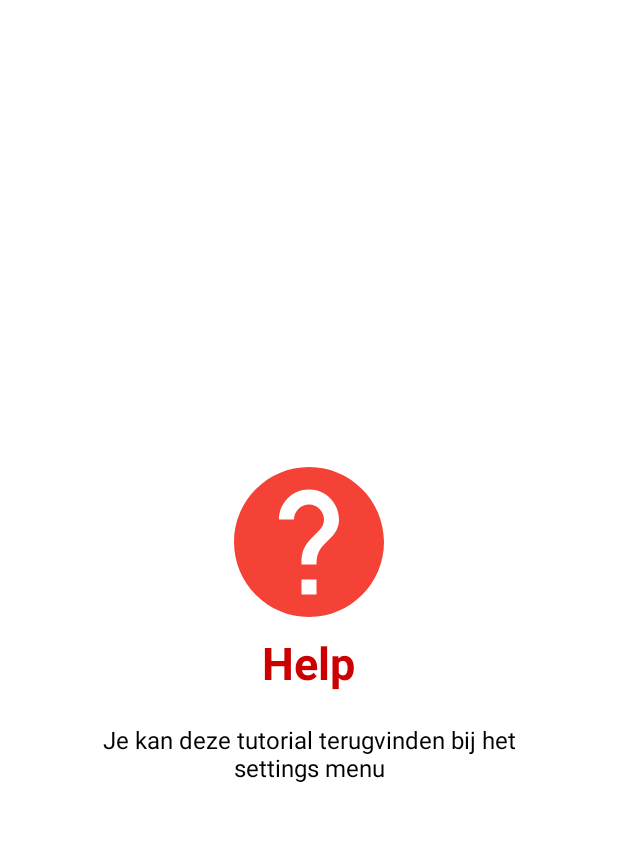
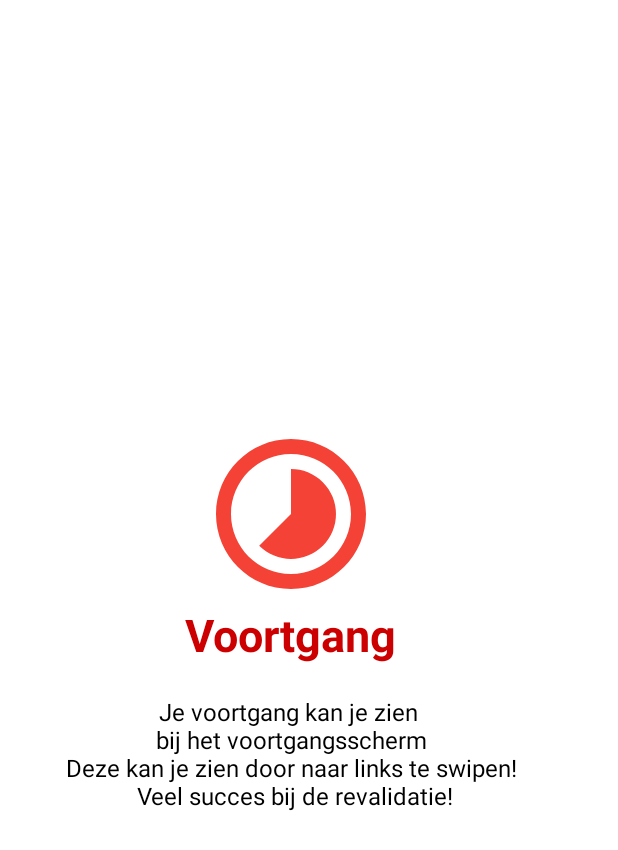
Before and after one commit to s1086439/IPMEDT4_H, an Android app: the layout welcome_slide4.xml on its own in the app's theme, with its tools: preview values and no code run, on a phone screen of 412 x 824 dp. Shown: the top 850 px of the screen. Run offline under Robolectric (Android 15) with nearby library versions, the phone set to English and light mode, and no system bars.

Commit message:
Icons en Strings aangepast en toegevoegd voor de layouts

```diff
--- /dev/null
+++ b/app/src/main/res/drawable/ic_timelapse.xml
@@ -0,0 +1,9 @@
+<vector xmlns:android="http://schemas.android.com/apk/res/android"
+        android:width="24dp"
+        android:height="24dp"
+        android:viewportWidth="24.0"
+        android:viewportHeight="24.0">
+    <path
+        android:fillColor="#F44336"
+        android:pathData="M16.24,7.76C15.07,6.59 13.54,6 12,6v6l-4.24,4.24c2.34,2.34 6.14,2.34 8.49,0 2.34,-2.34 2.34,-6.14 -0.01,-8.48zM12,2C6.48,2 2,6.48 2,12s4.48,10 10,10 10,-4.48 10,-10S17.52,2 12,2zM12,20c-4.42,0 -8,-3.58 -8,-8s3.58,-8 8,-8 8,3.58 8,8 -3.58,8 -8,8z"/>
+</vector>
--- a/app/src/main/res/layout/welcome_slide3.xml
+++ b/app/src/main/res/layout/welcome_slide3.xml
@@ -14,7 +14,7 @@
         <ImageView
             android:layout_width="@dimen/img_width_height"
             android:layout_height="@dimen/img_width_height"
-            app:srcCompat="@drawable/ic_person_red" />
+            app:srcCompat="@drawable/ic_bluetooth" />
 
         <TextView
             android:layout_width="wrap_content"
--- a/app/src/main/res/layout/welcome_slide4.xml
+++ b/app/src/main/res/layout/welcome_slide4.xml
@@ -7,14 +7,16 @@
     <LinearLayout
         android:layout_width="wrap_content"
         android:layout_height="wrap_content"
-        android:layout_centerInParent="true"
         android:gravity="center_horizontal"
-        android:orientation="vertical">
+        android:orientation="vertical"
+        android:layout_centerVertical="true"
+        android:layout_alignParentLeft="true"
+        android:layout_alignParentStart="true">
 
         <ImageView
             android:layout_width="@dimen/img_width_height"
             android:layout_height="@dimen/img_width_height"
-            app:srcCompat="@drawable/ic_help_red" />
+            app:srcCompat="@drawable/ic_timelapse" />
 
         <TextView
             android:layout_width="wrap_content"
--- a/app/src/main/res/values/strings.xml
+++ b/app/src/main/res/values/strings.xml
@@ -15,13 +15,22 @@
     <string name="slide_1_desc">Slide verder om de tutorial te beginnen</string>
 
     <string name="slide_2_title">Oefeningen</string>
-    <string name="slide_2_desc">Je kan je oefeningen goed bijhouden en zien hoe je de oefeningen moet maken.</string>
+    <string name="slide_2_desc">Om een oefening te starten ga je naar
+        \n de week toe waar je je in bevind en
+        \n klik je op de corresponderende dag
+    </string>
 
-    <string name="slide_3_title">Profiel</string>
-    <string name="slide_3_desc">Houd iedere dag bij hoe goed je revalideert en hoe je revalidatie verloopt.</string>
+    <string name="slide_3_title">Oefeningband</string>
+    <string name="slide_3_desc">Verbind de oefeningband met je applicatie
+        \n doormiddel van Bluetooth en begin met oefenen!
+    </string>
 
-    <string name="slide_4_title">Help</string>
-    <string name="slide_4_desc">Je kan deze tutorial terugvinden bij het settings menu</string>
+    <string name="slide_4_title">Voortgang</string>
+    <string name="slide_4_desc">Je voortgang kan je zien
+        \n bij het voortgangsscherm
+        \n Deze kan je zien door naar links te swipen!
+        \n Veel succes bij de revalidatie!
+    </string>
 
     <string name="slide_5_title">Veel revalidatiesucces!</string>
     <string name="slide_5_desc">En onthoud: Never skip leg day!</string>
```
Also changed, not shown: app/src/main/res/drawable/ic_bluetooth.xml (added, +9 -0 lines), app/src/main/res/layout/activity_tutorial.xml (+9 -9 lines).
